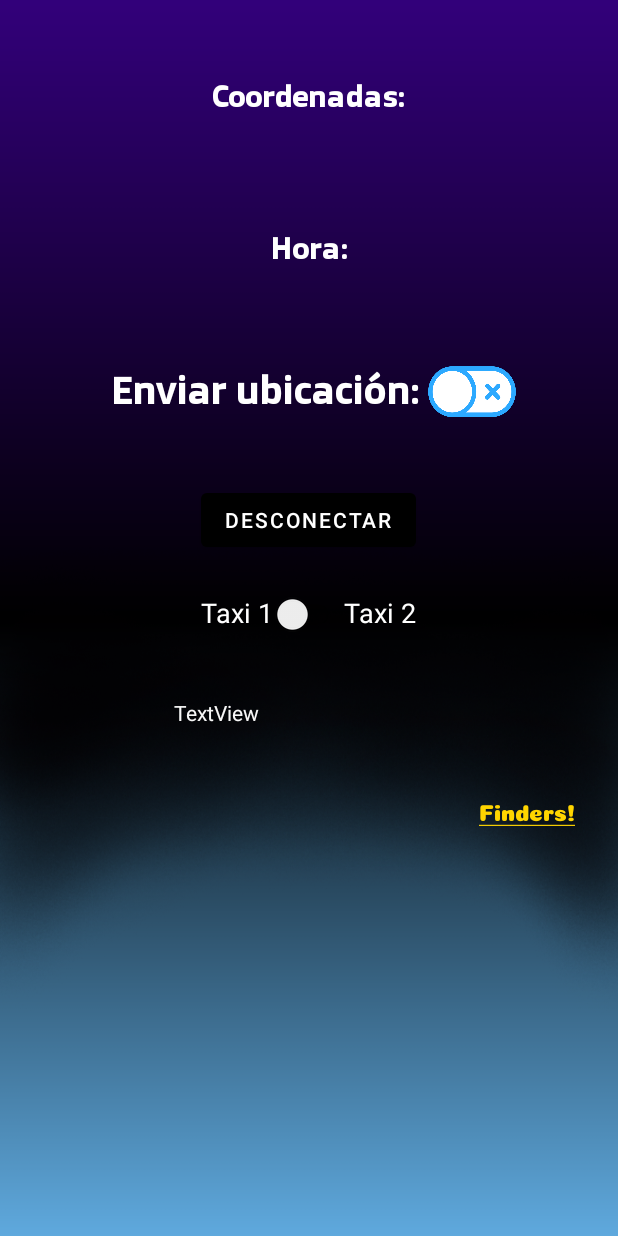
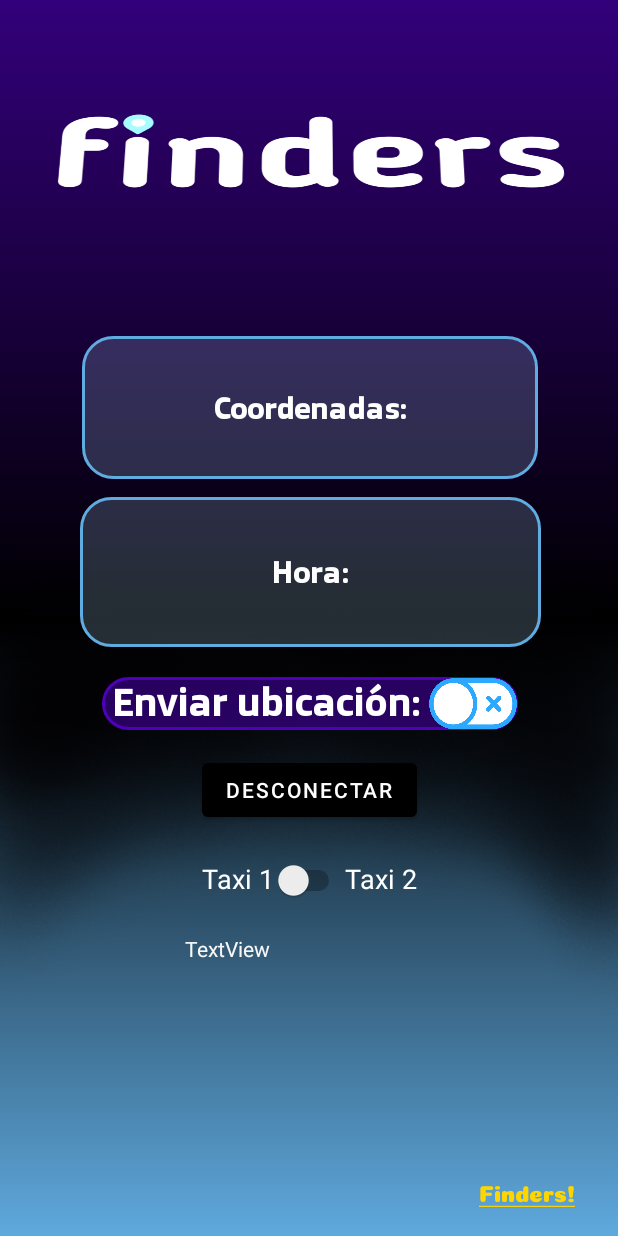
Before and after one commit to YeinerMolina/Locator-sender, an Android app: the MainActivity screen opened directly, with no data from a screen before it, on a phone screen of 412 x 824 dp. Run offline under Robolectric (Android 15) with nearby library versions, the phone set to English and light mode, and no system bars; network calls fail; Roboto replaces fonts that are not available here; 6 statements that could not run were skipped.

Commit message:
Todo junto sin probar

```diff
--- a/app/src/main/AndroidManifest.xml
+++ b/app/src/main/AndroidManifest.xml
@@ -28,7 +28,8 @@
                 <category android:name="android.intent.category.LAUNCHER" />
             </intent-filter>
         </activity>
-        <activity android:name=".MainActivity"/>
+        <activity android:name=".MainActivity"
+            android:exported="false"/>
 
         <meta-data
             android:name="preloaded_fonts"
--- a/app/src/main/res/layout/activity_main.xml
+++ b/app/src/main/res/layout/activity_main.xml
@@ -13,6 +13,98 @@
 
 
     <TextView
+        android:id="@+id/TV_titulo"
+        android:layout_width="361dp"
+        android:layout_height="212dp"
+        android:layout_marginTop="4dp"
+        android:background="@drawable/logo"
+        android:bottomLeftRadius="10dp"
+        android:bottomRightRadius="10dp"
+        android:fontFamily="@font/bungee_outline"
+        android:rotationX="12"
+        android:textAlignment="center"
+        android:textColor="#FFD500"
+        android:textSize="50sp"
+        android:textStyle="bold"
+        android:topLeftRadius="10dp"
+        android:topRightRadius="10dp"
+        app:layout_constraintEnd_toEndOf="parent"
+        app:layout_constraintStart_toStartOf="parent"
+        app:layout_constraintTop_toTopOf="parent" />
+
+    <TextView
+        android:id="@+id/Coords_TV"
+        style="@style/Widget.AppCompat.TextView"
+        android:layout_width="304dp"
+        android:layout_height="95dp"
+        android:background="@drawable/bg2"
+        android:layout_marginTop="224dp"
+        android:fontFamily="@font/doppio_one"
+        android:gravity="center_horizontal|fill_vertical"
+        android:text="Coordenadas:"
+        android:textAlignment="gravity"
+        android:textAllCaps="false"
+        android:textColor="#FFFFFF"
+        android:textColorHighlight="#FFC200"
+        android:textSize="20sp"
+        android:textStyle="bold"
+        app:layout_constraintEnd_toEndOf="parent"
+        app:layout_constraintHorizontal_bias="0.504"
+        app:layout_constraintStart_toStartOf="parent"
+        app:layout_constraintTop_toTopOf="parent" />
+
+    <ToggleButton
+        android:id="@+id/BtSend"
+        android:layout_width="60dp"
+        android:layout_height="35dp"
+
+
+        android:layout_marginTop="20dp"
+        android:background="@drawable/toggle_switch"
+        android:text="ToggleButton"
+        android:textColor="#FFFFFF"
+        android:textOff=""
+        android:textOn=""
+        app:cornerRadius="10dp"
+        app:layout_constraintEnd_toEndOf="@+id/TV_Latitud2"
+        app:layout_constraintHorizontal_bias="1.0"
+        app:layout_constraintStart_toStartOf="@+id/TV_Latitud2"
+        app:layout_constraintTop_toBottomOf="@+id/Hora_TV" />
+
+    <TextView
+        android:id="@+id/Hora_TV"
+        android:layout_width="307dp"
+        android:layout_height="100dp"
+        android:background="@drawable/bg2"
+        android:layout_marginTop="12dp"
+        android:bottomLeftRadius="10dp"
+        android:bottomRightRadius="10dp"
+        android:fontFamily="@font/doppio_one"
+        android:gravity="center_horizontal|fill_vertical"
+        android:text="Hora:"
+        android:textAlignment="gravity"
+        android:textColor="#FFFFFF"
+        android:textSize="20sp"
+        android:textStyle="bold"
+        android:topLeftRadius="10dp"
+        android:topRightRadius="10dp"
+        app:layout_constraintEnd_toEndOf="parent"
+        app:layout_constraintHorizontal_bias="0.509"
+        app:layout_constraintStart_toStartOf="parent"
+        app:layout_constraintTop_toBottomOf="@+id/Coords_TV" />
+
+    <Button
+        android:id="@+id/BluetoothConnectTB"
+        android:layout_width="wrap_content"
+        android:layout_height="wrap_content"
+        android:layout_marginTop="16dp"
+        android:text="Desconectar"
+        app:layout_constraintEnd_toEndOf="parent"
+        app:layout_constraintHorizontal_bias="0.501"
+        app:layout_constraintStart_toStartOf="parent"
+        app:layout_constraintTop_toBottomOf="@+id/TV_Latitud2" />
+
+    <TextView
         android:id="@+id/Funciona"
         android:layout_width="161dp"
         android:layout_height="32dp"
@@ -20,10 +112,10 @@
         android:textColor="#F8F8F8"
         app:layout_constraintBottom_toBottomOf="parent"
         app:layout_constraintEnd_toEndOf="parent"
-        app:layout_constraintHorizontal_bias="0.464"
+        app:layout_constraintHorizontal_bias="0.492"
         app:layout_constraintStart_toStartOf="parent"
         app:layout_constraintTop_toBottomOf="@+id/linearLayout"
-        app:layout_constraintVertical_bias="0.102" />
+        app:layout_constraintVertical_bias="0.092" />
 
     <LinearLayout
         android:id="@+id/linearLayout"
@@ -33,9 +125,10 @@
         android:orientation="horizontal"
         app:layout_constraintBottom_toBottomOf="parent"
         app:layout_constraintEnd_toEndOf="parent"
+        app:layout_constraintHorizontal_bias="0.503"
         app:layout_constraintStart_toStartOf="parent"
         app:layout_constraintTop_toBottomOf="@+id/BluetoothConnectTB"
-        app:layout_constraintVertical_bias="0.023">
+        app:layout_constraintVertical_bias="0.03">
 
         <TextView
             android:id="@+id/Taxi1TV"
@@ -63,37 +156,6 @@
     </LinearLayout>
 
     <TextView
-        android:id="@+id/Hora_TV"
-        android:layout_width="307dp"
-        android:layout_height="100dp"
-        android:layout_marginTop="4dp"
-        android:bottomLeftRadius="10dp"
-        android:bottomRightRadius="10dp"
-        android:fontFamily="@font/doppio_one"
-        android:gravity="center_horizontal|fill_vertical"
-        android:text="Hora:"
-        android:textAlignment="gravity"
-        android:textColor="#FFFFFF"
-        android:textSize="20sp"
-        android:textStyle="bold"
-        android:topLeftRadius="10dp"
-        android:topRightRadius="10dp"
-        app:layout_constraintEnd_toEndOf="parent"
-        app:layout_constraintStart_toStartOf="parent"
-        app:layout_constraintTop_toBottomOf="@+id/Coords_TV" />
-
-    <Button
-        android:id="@+id/BluetoothConnectTB"
-        android:layout_width="wrap_content"
-        android:layout_height="wrap_content"
-        android:layout_marginTop="44dp"
-        android:text="Desconectar"
-        app:layout_constraintEnd_toEndOf="parent"
-        app:layout_constraintHorizontal_bias="0.498"
-        app:layout_constraintStart_toStartOf="parent"
-        app:layout_constraintTop_toBottomOf="@+id/TV_Latitud2" />
-
-    <TextView
         android:id="@+id/getapp"
         android:layout_width="121dp"
         android:layout_height="58dp"
@@ -109,13 +171,14 @@
         app:layout_constraintHorizontal_bias="1.0"
         app:layout_constraintStart_toStartOf="parent"
         app:layout_constraintTop_toBottomOf="@+id/TV_Latitud2"
-        app:layout_constraintVertical_bias="0.389" />
+        app:layout_constraintVertical_bias="1.0" />
 
     <TextView
         android:id="@+id/TV_Latitud2"
         android:layout_width="277dp"
         android:layout_height="35dp"
-        android:layout_marginTop="28dp"
+        android:layout_marginTop="20dp"
+        android:background="@drawable/bg_bttn"
         android:bottomLeftRadius="10dp"
         android:bottomRightRadius="10dp"
         android:fontFamily="@font/doppio_one"
@@ -127,46 +190,8 @@
         android:topLeftRadius="10dp"
         android:topRightRadius="10dp"
         app:layout_constraintEnd_toEndOf="parent"
+        app:layout_constraintHorizontal_bias="0.507"
         app:layout_constraintStart_toStartOf="parent"
-        app:layout_constraintTop_toBottomOf="@+id/Hora_TV" />
-
-    <TextView
-        android:id="@+id/Coords_TV"
-        style="@style/Widget.AppCompat.TextView"
-        android:layout_width="304dp"
-        android:layout_height="95dp"
-
-        android:layout_marginTop="16dp"
-        android:fontFamily="@font/doppio_one"
-        android:gravity="center_horizontal|fill_vertical"
-        android:text="Coordenadas:"
-        android:textAlignment="gravity"
-        android:textAllCaps="false"
-        android:textColor="#FFFFFF"
-        android:textColorHighlight="#FFC200"
-        android:textSize="20sp"
-        android:textStyle="bold"
-        app:layout_constraintEnd_toEndOf="parent"
-        app:layout_constraintHorizontal_bias="0.495"
-        app:layout_constraintStart_toStartOf="parent"
-        app:layout_constraintTop_toTopOf="parent" />
-
-    <ToggleButton
-        android:id="@+id/BtSend"
-        android:layout_width="60dp"
-        android:layout_height="35dp"
-
-
-        android:layout_marginTop="28dp"
-        android:background="@drawable/toggle_switch"
-        android:text="ToggleButton"
-        android:textColor="#FFFFFF"
-        android:textOff=""
-        android:textOn=""
-        app:cornerRadius="10dp"
-        app:layout_constraintEnd_toEndOf="@+id/TV_Latitud2"
-        app:layout_constraintHorizontal_bias="1.0"
-        app:layout_constraintStart_toStartOf="@+id/TV_Latitud2"
         app:layout_constraintTop_toBottomOf="@+id/Hora_TV" />
 
 
```
